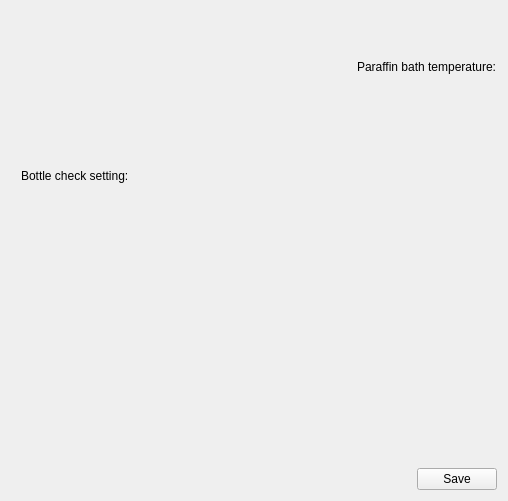
This is HimalayaMain/Gui/Components/Settings/Forms/SystemSetupSettingsWidget.ui in Liyezhong/Master as Qt 5 draws it before an edit. The edited form follows.
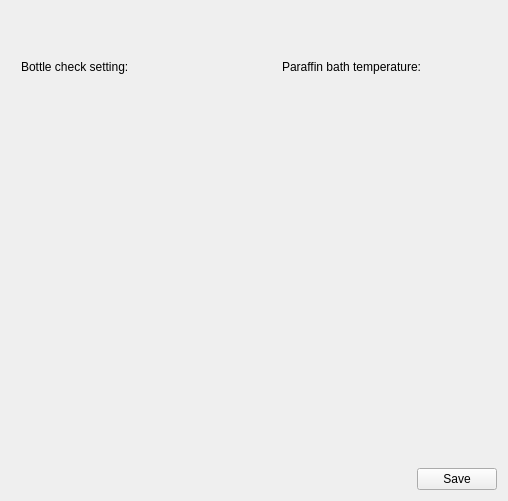
This is the edited form. Custom widgets are drawn as their Qt base class.

Commit message: fixed HIM-2030 Gridline is over range in System Step sub-menu.

Diff of the .ui file:
```diff
--- a/HimalayaMain/Gui/Components/Settings/Forms/SystemSetupSettingsWidget.ui
+++ b/HimalayaMain/Gui/Components/Settings/Forms/SystemSetupSettingsWidget.ui
@@ -34,6 +34,9 @@
      </property>
      <item>
       <layout class="QVBoxLayout" name="verticalLayout_3">
+       <property name="sizeConstraint">
+        <enum>QLayout::SetFixedSize</enum>
+       </property>
        <property name="bottomMargin">
         <number>5</number>
        </property>
@@ -56,11 +59,17 @@
        <item>
         <widget class="MainMenu::CScrollTable" name="programTable" native="true">
          <property name="sizePolicy">
-          <sizepolicy hsizetype="Preferred" vsizetype="Fixed">
+          <sizepolicy hsizetype="Maximum" vsizetype="Expanding">
            <horstretch>0</horstretch>
            <verstretch>0</verstretch>
           </sizepolicy>
          </property>
+         <property name="maximumSize">
+          <size>
+           <width>265</width>
+           <height>16777215</height>
+          </size>
+         </property>
         </widget>
        </item>
       </layout>
@@ -68,10 +77,22 @@
      <item>
       <layout class="QVBoxLayout" name="verticalLayout_2">
        <property name="sizeConstraint">
-        <enum>QLayout::SetMinimumSize</enum>
+        <enum>QLayout::SetFixedSize</enum>
        </property>
        <item>
         <widget class="QLabel" name="labelSpeed">
+         <property name="sizePolicy">
+          <sizepolicy hsizetype="Minimum" vsizetype="Fixed">
+           <horstretch>0</horstretch>
+           <verstretch>0</verstretch>
+          </sizepolicy>
+         </property>
+         <property name="maximumSize">
+          <size>
+           <width>206</width>
+           <height>16777215</height>
+          </size>
+         </property>
          <property name="text">
           <string>Paraffin bath temperature:</string>
          </property>
```
Left out of the diff: 3 changed lines with no effect on the pictures. The commit also changes 1 other file.
